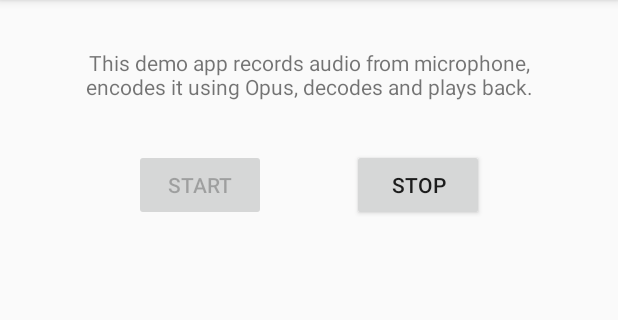
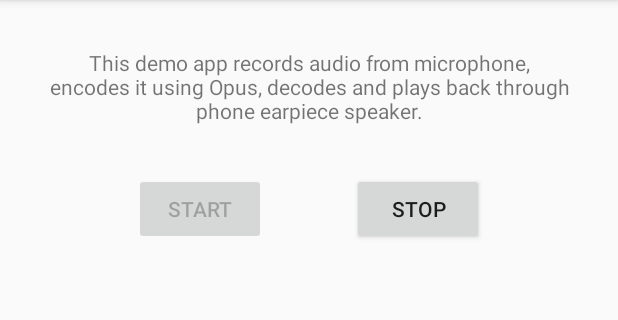
Before and after one commit to martoreto/opuscodec, an Android app: the screen it shows after launch (MainActivity), after a tap on "START", on a phone screen of 412 x 824 dp, the part 84-404 px from its top. Run offline under Robolectric (Android 15) with nearby library versions, the light colour scheme and no system bars; libraries missing offline, so code that uses them is left out: com.score.rahasak; 6 statements that could not run were skipped.

Commit message:
Fix example app demo playback echo
Using the example app demo was not practical because of the annoying
playback echo. To fix this issue I change the code so app play through
phone earpiece instead of the loudspeaker.

```diff
--- a/example/app/src/main/java/com/github/martoreto/opuscodecexample/MainActivity.java
+++ b/example/app/src/main/java/com/github/martoreto/opuscodecexample/MainActivity.java
@@ -138,7 +138,7 @@ public class MainActivity extends AppCompatActivity {
             encoder.init(SAMPLE_RATE, NUM_CHANNELS, OpusEncoder.OPUS_APPLICATION_VOIP);
 
             // init audio track
-            AudioTrack track = new AudioTrack(AudioManager.STREAM_SYSTEM,
+            AudioTrack track = new AudioTrack(AudioManager.STREAM_VOICE_CALL,
                     SAMPLE_RATE,
                     NUM_CHANNELS == 1 ? AudioFormat.CHANNEL_OUT_MONO : AudioFormat.CHANNEL_OUT_STEREO,
                     AudioFormat.ENCODING_PCM_16BIT,
--- a/example/app/src/main/res/layout/activity_main.xml
+++ b/example/app/src/main/res/layout/activity_main.xml
@@ -12,7 +12,7 @@
         android:layout_width="wrap_content"
         android:layout_height="wrap_content"
         android:gravity="center_horizontal"
-        android:text="This demo app records audio from microphone, encodes it using Opus, decodes and plays back."
+        android:text="This demo app records audio from microphone, encodes it using Opus, decodes and plays back through phone earpiece speaker."
         app:layout_constraintLeft_toLeftOf="parent"
         app:layout_constraintRight_toRightOf="parent"
         app:layout_constraintTop_toTopOf="parent" />
```
